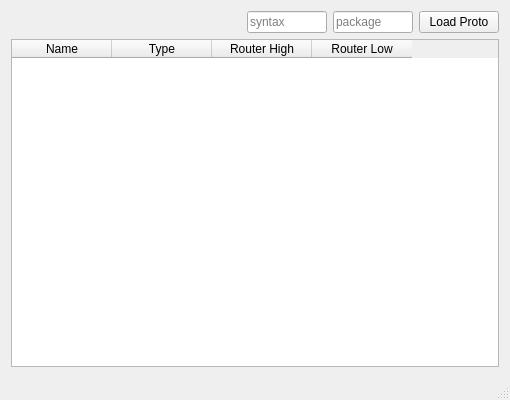
First picture: the form in ProtobufRouterGenerator.ui, repository FirstGameDevOrg/protobuf-router-generator, before the edit.
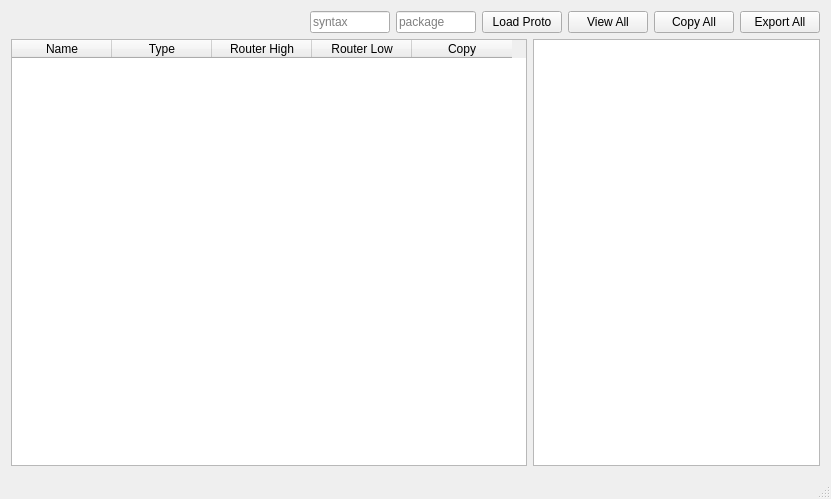
Second picture: the form after the edit.

Commit message: Add router view and export (#3)

Diff of the .ui file:
```diff
--- a/ProtobufRouterGenerator.ui
+++ b/ProtobufRouterGenerator.ui
@@ -6,8 +6,8 @@
    <rect>
     <x>0</x>
     <y>0</y>
-    <width>510</width>
-    <height>400</height>
+    <width>831</width>
+    <height>499</height>
    </rect>
   </property>
   <property name="windowTitle">
@@ -15,7 +15,58 @@
   </property>
   <widget class="QWidget" name="centralWidget">
    <layout class="QGridLayout" name="gridLayout">
-    <item row="0" column="0">
+    <item row="1" column="0">
+     <widget class="QTableWidget" name="messageTypeTable">
+      <property name="sizeAdjustPolicy">
+       <enum>QAbstractScrollArea::AdjustToContentsOnFirstShow</enum>
+      </property>
+      <property name="editTriggers">
+       <set>QAbstractItemView::AnyKeyPressed|QAbstractItemView::DoubleClicked|QAbstractItemView::EditKeyPressed</set>
+      </property>
+      <property name="selectionMode">
+       <enum>QAbstractItemView::NoSelection</enum>
+      </property>
+      <property name="selectionBehavior">
+       <enum>QAbstractItemView::SelectRows</enum>
+      </property>
+      <column>
+       <property name="text">
+        <string>Name</string>
+       </property>
+      </column>
+      <column>
+       <property name="text">
+        <string>Type</string>
+       </property>
+      </column>
+      <column>
+       <property name="text">
+        <string>Router High</string>
+       </property>
+      </column>
+      <column>
+       <property name="text">
+        <string>Router Low</string>
+       </property>
+      </column>
+      <column>
+       <property name="text">
+        <string>Copy</string>
+       </property>
+      </column>
+     </widget>
+    </item>
+    <item row="1" column="1">
+     <widget class="QTextBrowser" name="codeViewer">
+      <property name="maximumSize">
+       <size>
+        <width>400</width>
+        <height>16777215</height>
+       </size>
+      </property>
+     </widget>
+    </item>
+    <item row="0" column="0" colspan="2">
      <layout class="QHBoxLayout" name="horizontalLayout">
       <item>
        <widget class="QLabel" name="fileNameLabel">
@@ -94,46 +145,52 @@
           <verstretch>0</verstretch>
          </sizepolicy>
         </property>
-        <property name="maximumSize">
-         <size>
-          <width>80</width>
-          <height>16777215</height>
-         </size>
-        </property>
         <property name="text">
          <string>Load Proto</string>
         </property>
        </widget>
       </item>
+      <item>
+       <widget class="QPushButton" name="viewAll">
+        <property name="sizePolicy">
+         <sizepolicy hsizetype="Fixed" vsizetype="Fixed">
+          <horstretch>0</horstretch>
+          <verstretch>0</verstretch>
+         </sizepolicy>
+        </property>
+        <property name="text">
+         <string>View All</string>
+        </property>
+       </widget>
+      </item>
+      <item>
+       <widget class="QPushButton" name="copyAll">
+        <property name="sizePolicy">
+         <sizepolicy hsizetype="Fixed" vsizetype="Fixed">
+          <horstretch>0</horstretch>
+          <verstretch>0</verstretch>
+         </sizepolicy>
+        </property>
+        <property name="text">
+         <string>Copy All</string>
+        </property>
+       </widget>
+      </item>
+      <item>
+       <widget class="QPushButton" name="exportAll">
+        <property name="sizePolicy">
+         <sizepolicy hsizetype="Fixed" vsizetype="Fixed">
+          <horstretch>0</horstretch>
+          <verstretch>0</verstretch>
+         </sizepolicy>
+        </property>
+        <property name="text">
+         <string>Export All</string>
+        </property>
+       </widget>
+      </item>
      </layout>
     </item>
-    <item row="1" column="0">
-     <widget class="QTableWidget" name="messageTypeTable">
-      <property name="sizeAdjustPolicy">
-       <enum>QAbstractScrollArea::AdjustToContentsOnFirstShow</enum>
-      </property>
-      <column>
-       <property name="text">
-        <string>Name</string>
-       </property>
-      </column>
-      <column>
-       <property name="text">
-        <string>Type</string>
-       </property>
-      </column>
-      <column>
-       <property name="text">
-        <string>Router High</string>
-       </property>
-      </column>
-      <column>
-       <property name="text">
-        <string>Router Low</string>
-       </property>
-      </column>
-     </widget>
-    </item>
    </layout>
   </widget>
   <widget class="QStatusBar" name="statusBar"/>
```
The commit also changes 4 other files.
